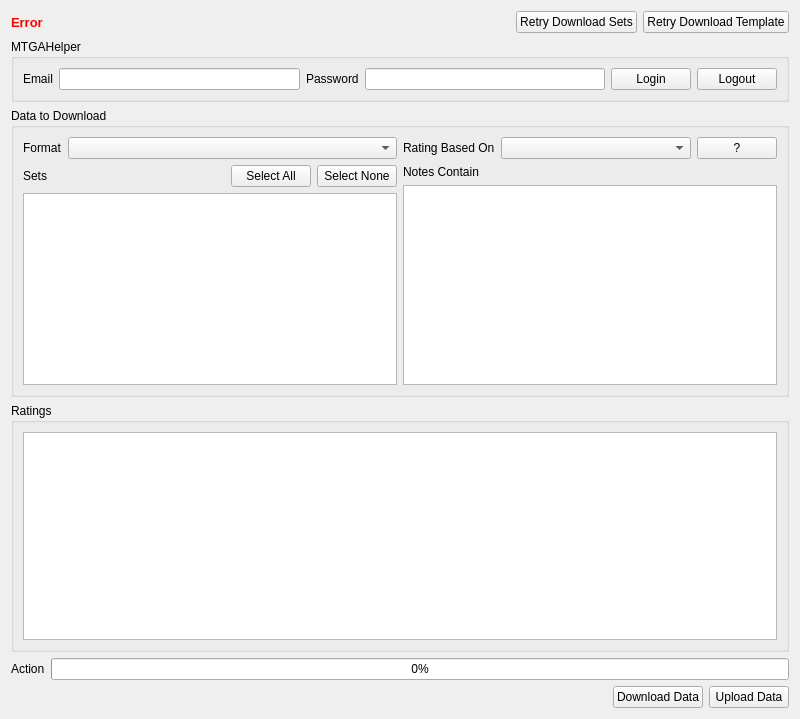
Above: src/mainwindow.ui from VSRonin/17Helper before the change. Below: the same form after it.
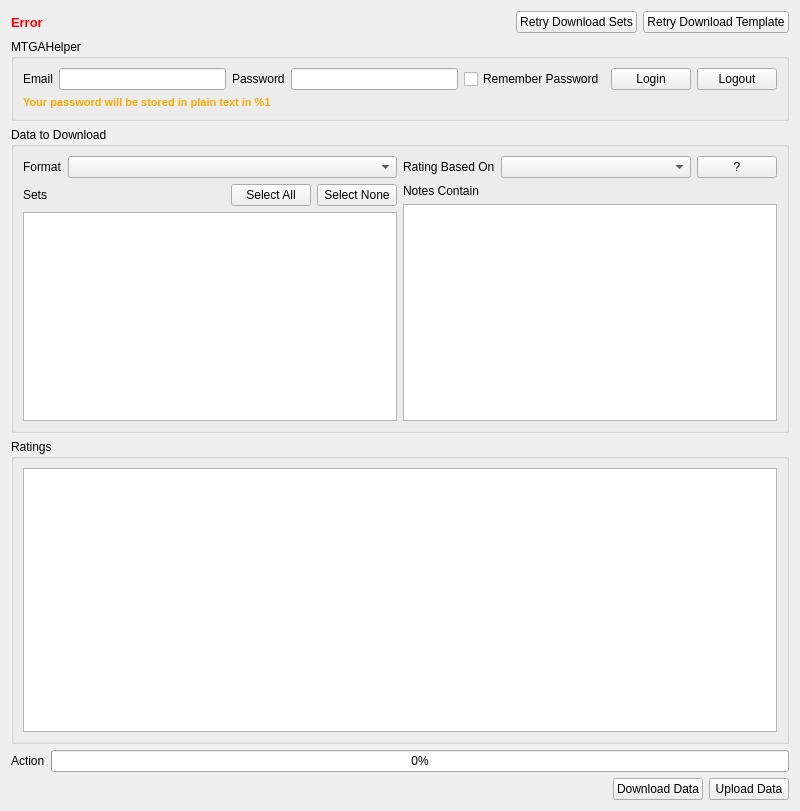
That is the form after the change.

Patch:
```diff
--- a/src/mainwindow.ui
+++ b/src/mainwindow.ui
@@ -7,7 +7,7 @@
     <x>0</x>
     <y>0</y>
     <width>800</width>
-    <height>719</height>
+    <height>811</height>
    </rect>
   </property>
   <property name="windowTitle">
@@ -97,45 +97,103 @@
      <property name="title">
       <string>MTGAHelper</string>
      </property>
-     <layout class="QHBoxLayout" name="horizontalLayout">
-      <item>
+     <layout class="QGridLayout" name="gridLayout">
+      <item row="0" column="0">
        <widget class="QLabel" name="label">
         <property name="text">
          <string>Email</string>
         </property>
        </widget>
       </item>
-      <item>
+      <item row="0" column="1">
        <widget class="QLineEdit" name="usernameEdit"/>
       </item>
-      <item>
+      <item row="0" column="2">
        <widget class="QLabel" name="pwdLabel">
         <property name="text">
          <string>Password</string>
         </property>
        </widget>
       </item>
-      <item>
+      <item row="0" column="3">
        <widget class="QLineEdit" name="pwdEdit">
         <property name="echoMode">
          <enum>QLineEdit::Password</enum>
         </property>
        </widget>
       </item>
-      <item>
+      <item row="0" column="4">
+       <widget class="QCheckBox" name="remembePwdCheck">
+        <property name="text">
+         <string>Remember Password</string>
+        </property>
+       </widget>
+      </item>
+      <item row="0" column="5">
        <widget class="QPushButton" name="loginButton">
         <property name="text">
          <string>Login</string>
         </property>
        </widget>
       </item>
-      <item>
+      <item row="0" column="6">
        <widget class="QPushButton" name="logoutButton">
         <property name="text">
          <string>Logout</string>
         </property>
        </widget>
       </item>
+      <item row="1" column="0" colspan="5">
+       <widget class="QLabel" name="savePwdWarningLabel">
+        <property name="palette">
+         <palette>
+          <active>
+           <colorrole role="WindowText">
+            <brush brushstyle="SolidPattern">
+             <color alpha="255">
+              <red>255</red>
+              <green>170</green>
+              <blue>0</blue>
+             </color>
+            </brush>
+           </colorrole>
+          </active>
+          <inactive>
+           <colorrole role="WindowText">
+            <brush brushstyle="SolidPattern">
+             <color alpha="255">
+              <red>255</red>
+              <green>170</green>
+              <blue>0</blue>
+             </color>
+            </brush>
+           </colorrole>
+          </inactive>
+          <disabled>
+           <colorrole role="WindowText">
+            <brush brushstyle="SolidPattern">
+             <color alpha="255">
+              <red>120</red>
+              <green>120</green>
+              <blue>120</blue>
+             </color>
+            </brush>
+           </colorrole>
+          </disabled>
+         </palette>
+        </property>
+        <property name="font">
+         <font>
+          <pointsize>8</pointsize>
+          <weight>75</weight>
+          <bold>true</bold>
+         </font>
+        </property>
+        <property name="text">
+         <string>Your password will be stored in plain text in %1</string>
+        </property>
+       </widget>
+      </item>
      </layout>
     </widget>
    </item>
```
